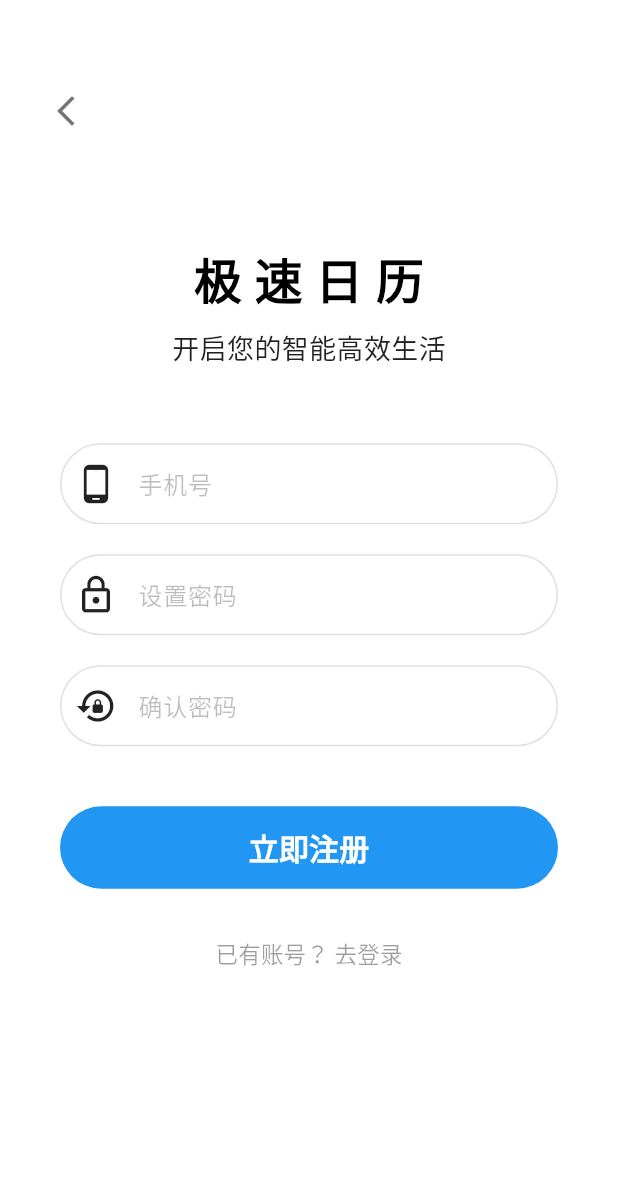
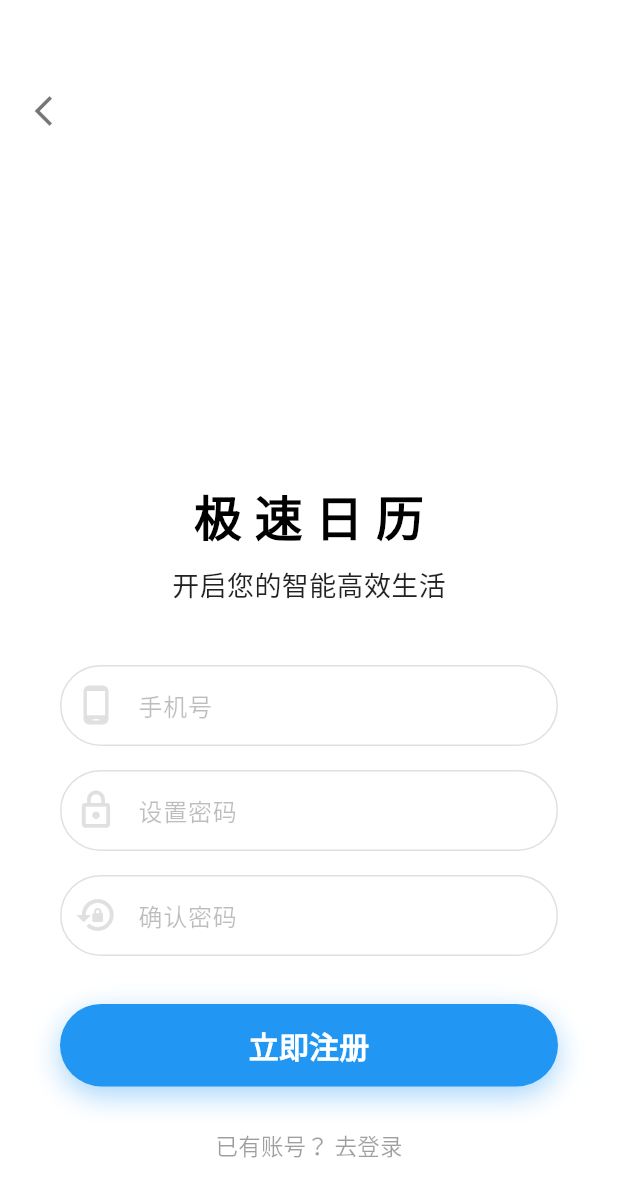
Before and after one commit to XAXinAn/otti-calendar, a Flutter app: the screen it shows after launch, after a tap on "登录", after a tap on "还没有账号？ 立即注册", on a phone screen of 412 x 824 dp. Shown: the top 1197 px of the screen. Run offline on Flutter 3.47's test engine with Material 3 defaults, Android fonts, the phone set to English and light mode, and no system bars; our stand-ins replace dio, image_picker, shared_preferences, table_calendar; missing offline and left inert: icalendar_parser, lunar.

Commit message:
前端页面优化

```diff
--- a/lib/features/profile/login_page.dart
+++ b/lib/features/profile/login_page.dart
@@ -67,15 +67,24 @@ class _LoginPageState extends State<LoginPage> {
   Widget build(BuildContext context) {
     return Scaffold(
       backgroundColor: Colors.white,
-      body: SingleChildScrollView(
-        child: Container(
-          height: MediaQuery.of(context).size.height,
+      resizeToAvoidBottomInset: true, // 关键：开启自动调整以避开键盘
+      body: LayoutBuilder(
+        builder: (context, constraints) {
+          return SingleChildScrollView(
+            child: ConstrainedBox(
+              constraints: BoxConstraints(
+                minHeight: constraints.maxHeight, // 确保至少占满当前可用高度
+              ),
+              child: IntrinsicHeight(
+                child: Padding(
                   padding: const EdgeInsets.symmetric(horizontal: 40.0),
                   child: Form(
                     key: _formKey,
                     child: Column(
-              mainAxisAlignment: MainAxisAlignment.center,
                       children: [
+                        // 平时占据较大空间将内容推下，键盘弹出时会自动压缩
+                        const Spacer(flex: 18),
+
                         const Text(
                           '极 速 日 历',
                           style: TextStyle(
@@ -84,7 +93,7 @@ class _LoginPageState extends State<LoginPage> {
                             color: Colors.black,
                           ),
                         ),
-                const SizedBox(height: 5),
+                        const SizedBox(height: 8),
                         const Text(
                           '让生活更简单',
                           style: TextStyle(
@@ -92,16 +101,15 @@ class _LoginPageState extends State<LoginPage> {
                             color: Colors.black87,
                           ),
                         ),
-                const SizedBox(height: 50),
-                // 手机号输入框
+                        const SizedBox(height: 40),
+
                         _buildTextField(
                           controller: _phoneController,
                           hintText: '手机号',
                           icon: Icons.person,
                           validator: _validatePhone,
                         ),
-                const SizedBox(height: 20),
-                // 密码输入框
+                        const SizedBox(height: 16),
                         _buildTextField(
                           controller: _passwordController,
                           hintText: '密码',
@@ -109,11 +117,21 @@ class _LoginPageState extends State<LoginPage> {
                           obscureText: true,
                           validator: (value) => value == null || value.isEmpty ? '请输入密码' : null,
                         ),
-                const SizedBox(height: 40),
-                // 登录按钮
-                SizedBox(
+                        const SizedBox(height: 32),
+
+                        Container(
                           width: double.infinity,
                           height: 55,
+                          decoration: BoxDecoration(
+                            borderRadius: BorderRadius.circular(30),
+                            boxShadow: [
+                              BoxShadow(
+                                color: const Color(0xFF2196F3).withOpacity(0.4),
+                                blurRadius: 16,
+                                offset: const Offset(0, 6),
+                              ),
+                            ],
+                          ),
                           child: ElevatedButton(
                             onPressed: _isLoading ? null : _handleLogin,
                             style: ElevatedButton.styleFrom(
@@ -135,8 +153,8 @@ class _LoginPageState extends State<LoginPage> {
                                   ),
                           ),
                         ),
-                const SizedBox(height: 20),
-                // 注册入口
+                        const SizedBox(height: 16),
+
                         TextButton(
                           onPressed: () {
                             Navigator.of(context).push(
@@ -148,10 +166,17 @@ class _LoginPageState extends State<LoginPage> {
                             style: TextStyle(color: Colors.black38, fontSize: 15),
                           ),
                         ),
+
+                        // 底部保留较小间距
+                        const Spacer(flex: 2),
                       ],
                     ),
                   ),
                 ),
+              ),
+            ),
+          );
+        },
       ),
     );
   }
@@ -170,8 +195,8 @@ class _LoginPageState extends State<LoginPage> {
       decoration: InputDecoration(
         hintText: hintText,
         hintStyle: const TextStyle(color: Colors.black26),
-        prefixIcon: Icon(icon, color: Colors.black87, size: 28),
-        contentPadding: const EdgeInsets.symmetric(vertical: 15),
+        prefixIcon: Icon(icon, color: const Color(0xFFE0E0E0), size: 28),
+        contentPadding: const EdgeInsets.symmetric(vertical: 15, horizontal: 20),
         border: OutlineInputBorder(
           borderRadius: BorderRadius.circular(30),
           borderSide: const BorderSide(color: Color(0xFFE0E0E0)),
--- a/lib/features/profile/register_page.dart
+++ b/lib/features/profile/register_page.dart
@@ -67,17 +67,24 @@ class _RegisterPageState extends State<RegisterPage> {
   Widget build(BuildContext context) {
     return Scaffold(
       backgroundColor: Colors.white,
+      resizeToAvoidBottomInset: true,
       body: Stack(
         children: [
-          SingleChildScrollView(
-            child: Container(
-              height: MediaQuery.of(context).size.height,
+          LayoutBuilder(
+            builder: (context, constraints) {
+              return SingleChildScrollView(
+                child: ConstrainedBox(
+                  constraints: BoxConstraints(
+                    minHeight: constraints.maxHeight,
+                  ),
+                  child: IntrinsicHeight(
+                    child: Padding(
                       padding: const EdgeInsets.symmetric(horizontal: 40.0),
                       child: Form(
                         key: _formKey,
                         child: Column(
-                  mainAxisAlignment: MainAxisAlignment.center,
                           children: [
+                            const Spacer(flex: 18),
                             const Text(
                               '极 速 日 历',
                               style: TextStyle(
@@ -94,16 +101,14 @@ class _RegisterPageState extends State<RegisterPage> {
                                 color: Colors.black87,
                               ),
                             ),
-                    const SizedBox(height: 50),
-                    // 手机号输入框
+                            const SizedBox(height: 40),
                             _buildTextField(
                               controller: _phoneController,
                               hintText: '手机号',
                               icon: Icons.phone_android,
                               validator: _validatePhone,
                             ),
-                    const SizedBox(height: 20),
-                    // 密码输入框
+                            const SizedBox(height: 16),
                             _buildTextField(
                               controller: _passwordController,
                               hintText: '设置密码',
@@ -111,8 +116,7 @@ class _RegisterPageState extends State<RegisterPage> {
                               obscureText: true,
                               validator: (value) => (value == null || value.length < 6) ? '密码至少需要6位' : null,
                             ),
-                    const SizedBox(height: 20),
-                    // 确认密码输入框
+                            const SizedBox(height: 16),
                             _buildTextField(
                               controller: _confirmPasswordController,
                               hintText: '确认密码',
@@ -125,15 +129,25 @@ class _RegisterPageState extends State<RegisterPage> {
                                 return null;
                               },
                             ),
-                    const SizedBox(height: 40),
-                    // 注册按钮
-                    SizedBox(
+                            const SizedBox(height: 32),
+                            Container(
                               width: double.infinity,
                               height: 55,
+                              decoration: BoxDecoration(
+                                borderRadius: BorderRadius.circular(30),
+                                boxShadow: [
+                                  BoxShadow(
+                                    color: const Color(0xFF2196F3).withOpacity(0.4),
+                                    blurRadius: 16,
+                                    offset: const Offset(0, 6),
+                                  ),
+                                ],
+                              ),
                               child: ElevatedButton(
                                 onPressed: _isLoading ? null : _handleRegister,
                                 style: ElevatedButton.styleFrom(
                                   backgroundColor: const Color(0xFF2196F3),
+                                  disabledBackgroundColor: const Color(0xFF2196F3).withOpacity(0.6),
                                   shape: RoundedRectangleBorder(
                                     borderRadius: BorderRadius.circular(30),
                                   ),
@@ -151,8 +165,7 @@ class _RegisterPageState extends State<RegisterPage> {
                                       ),
                               ),
                             ),
-                    const SizedBox(height: 20),
-                    // 返回登录
+                            const SizedBox(height: 16),
                             TextButton(
                               onPressed: () => Navigator.pop(context),
                               child: const Text(
@@ -160,15 +173,19 @@ class _RegisterPageState extends State<RegisterPage> {
                                 style: TextStyle(color: Colors.black38, fontSize: 15),
                               ),
                             ),
+                            const Spacer(flex: 2),
                           ],
                         ),
                       ),
                     ),
                   ),
-          // 自定义返回按钮
+                ),
+              );
+            },
+          ),
           Positioned(
             top: 50,
-            left: 20,
+            left: 5,
             child: IconButton(
               icon: const Icon(Icons.arrow_back_ios_new, color: Colors.black54),
               onPressed: () => Navigator.pop(context),
@@ -193,8 +210,8 @@ class _RegisterPageState extends State<RegisterPage> {
       decoration: InputDecoration(
         hintText: hintText,
         hintStyle: const TextStyle(color: Colors.black26),
-        prefixIcon: Icon(icon, color: Colors.black87, size: 28),
-        contentPadding: const EdgeInsets.symmetric(vertical: 15),
+        prefixIcon: Icon(icon, color: const Color(0xFFE0E0E0), size: 28),
+        contentPadding: const EdgeInsets.symmetric(vertical: 15, horizontal: 20),
         border: OutlineInputBorder(
           borderRadius: BorderRadius.circular(30),
           borderSide: const BorderSide(color: Color(0xFFE0E0E0)),
```
Lines whose indentation alone changed are shown as unchanged.
